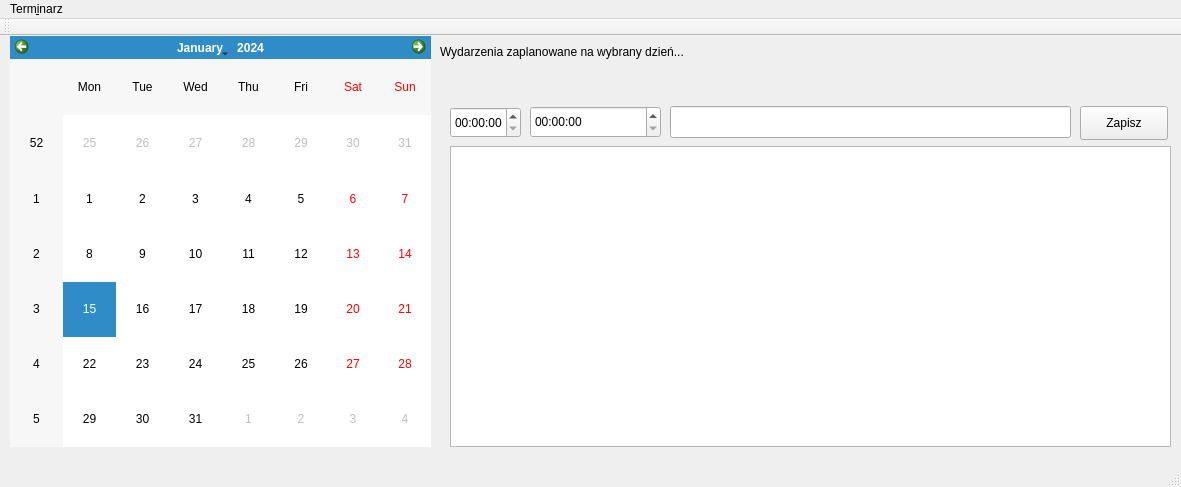
awojcik64/terminarz, file terminarz/mainwindow.ui: the form before one commit.
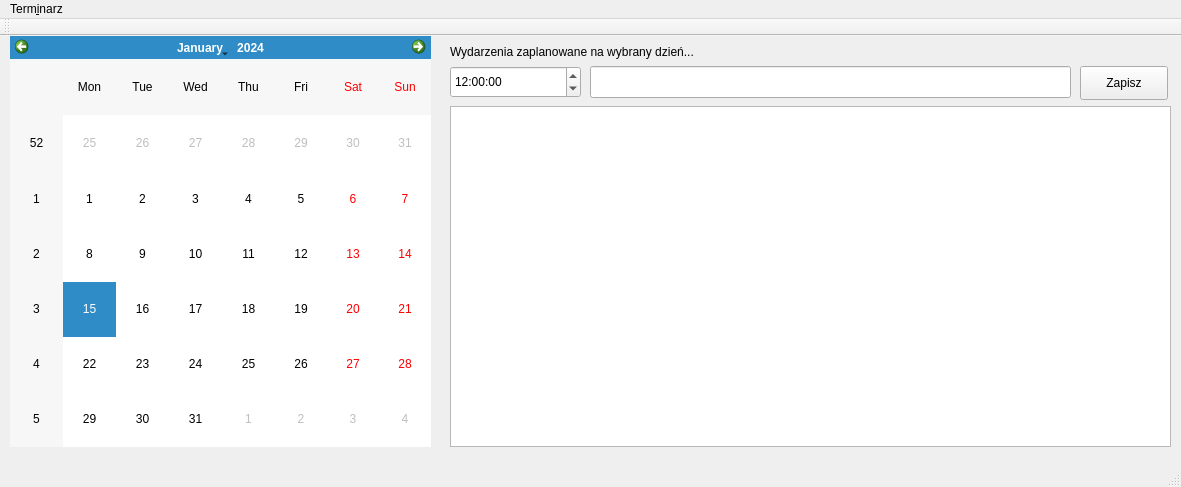
The form after the commit.

```diff
--- a/terminarz/mainwindow.ui
+++ b/terminarz/mainwindow.ui
@@ -28,16 +28,16 @@
     <property name="geometry">
      <rect>
       <x>450</x>
-      <y>110</y>
+      <y>70</y>
       <width>721</width>
-      <height>301</height>
+      <height>341</height>
      </rect>
     </property>
    </widget>
    <widget class="QLabel" name="label">
     <property name="geometry">
      <rect>
-      <x>440</x>
+      <x>450</x>
       <y>0</y>
       <width>281</width>
       <height>31</height>
@@ -51,7 +51,7 @@
     <property name="geometry">
      <rect>
       <x>1080</x>
-      <y>70</y>
+      <y>30</y>
       <width>88</width>
       <height>34</height>
      </rect>
@@ -63,9 +63,9 @@
    <widget class="QLineEdit" name="lineEdit">
     <property name="geometry">
      <rect>
-      <x>670</x>
-      <y>70</y>
-      <width>401</width>
+      <x>590</x>
+      <y>30</y>
+      <width>481</width>
       <height>32</height>
      </rect>
     </property>
@@ -76,25 +76,22 @@
      <string/>
     </property>
    </widget>
-   <widget class="QTimeEdit" name="timeEdit">
-    <property name="geometry">
-     <rect>
-      <x>450</x>
-      <y>71</y>
-      <width>71</width>
-      <height>31</height>
-     </rect>
-    </property>
-   </widget>
    <widget class="QTimeEdit" name="timeEdit_2">
     <property name="geometry">
      <rect>
-      <x>530</x>
-      <y>70</y>
+      <x>450</x>
+      <y>30</y>
       <width>131</width>
       <height>32</height>
      </rect>
     </property>
+    <property name="time">
+     <time>
+      <hour>12</hour>
+      <minute>0</minute>
+      <second>0</second>
+     </time>
+    </property>
    </widget>
   </widget>
   <widget class="QMenuBar" name="menuBar">
```
Left out of the diff: 12 changed lines with no effect on the pictures.
